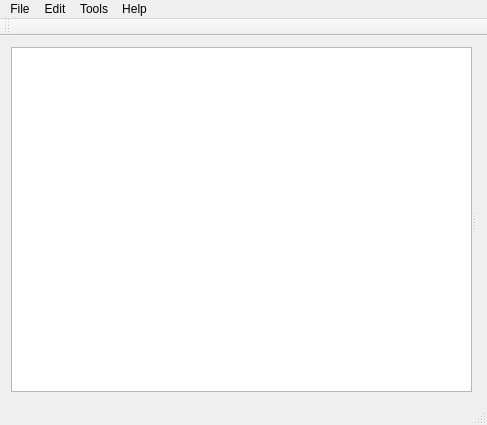
Old version of the form sources/mainwindow.ui in the repository jose94752/ClipEdit.
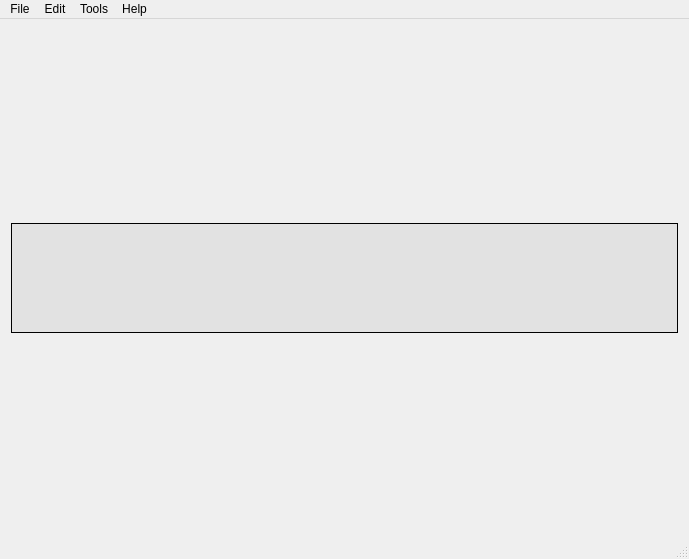
New version of the form. Icons and pictures are not drawn. Custom widgets are drawn as their Qt base class.

The edit to the form file:
```diff
--- a/sources/mainwindow.ui
+++ b/sources/mainwindow.ui
@@ -6,43 +6,228 @@
    <rect>
     <x>0</x>
     <y>0</y>
-    <width>487</width>
-    <height>425</height>
+    <width>689</width>
+    <height>559</height>
    </rect>
   </property>
   <property name="windowTitle">
    <string>ClipEdit</string>
   </property>
   <widget class="QWidget" name="centralWidget">
-   <layout class="QVBoxLayout" name="verticalLayout">
+   <layout class="QVBoxLayout" name="centralLayout">
     <item>
-     <widget class="QSplitter" name="splitter">
-      <property name="orientation">
-       <enum>Qt::Horizontal</enum>
+     <widget class="QFrame" name="main_menu">
+      <property name="sizePolicy">
+       <sizepolicy hsizetype="Preferred" vsizetype="Fixed">
+        <horstretch>0</horstretch>
+        <verstretch>0</verstretch>
+       </sizepolicy>
       </property>
-      <widget class="QGraphicsView" name="graphicsView">
-       <property name="minimumSize">
-        <size>
-         <width>400</width>
-         <height>0</height>
-        </size>
+      <property name="minimumSize">
+       <size>
+        <width>0</width>
+        <height>110</height>
+       </size>
+      </property>
+      <property name="maximumSize">
+       <size>
+        <width>16777215</width>
+        <height>110</height>
+       </size>
+      </property>
+      <property name="styleSheet">
+       <string notr="true">border-color:#d2d2d2;background-color:#E2E2E2;</string>
+      </property>
+      <property name="frameShape">
+       <enum>QFrame::Box</enum>
+      </property>
+      <property name="frameShadow">
+       <enum>QFrame::Plain</enum>
+      </property>
+      <layout class="QVBoxLayout" name="menu_layout">
+       <property name="spacing">
+        <number>0</number>
        </property>
-      </widget>
-      <widget class="QStackedWidget" name="stackedWidget">
-       <property name="currentIndex">
-        <number>9</number>
-        <number>1</number>
+       <property name="leftMargin">
+        <number>12</number>
        </property>
-       <widget class="QWidget" name="Arrows"/>
-       <widget class="FormCharts" name="Charts"/>
-       <widget class="QWidget" name="Cliparts"/>
-       <widget class="QWidget" name="Layers"/>
-       <widget class="QWidget" name="NumberedBullets"/>
-       <widget class="QWidget" name="Pictures"/>
-       <widget class="QWidget" name="ReadWriteExports"/>
-       <widget class="QWidget" name="ScreenShots"/>
-       <widget class="FormTextBoxes" name="TextBoxes"/>
-      </widget>
+       <property name="topMargin">
+        <number>8</number>
+       </property>
+       <property name="rightMargin">
+        <number>12</number>
+       </property>
+       <property name="bottomMargin">
+        <number>8</number>
+       </property>
+       <item>
+        <widget class="QWidget" name="inner_main_menu" native="true">
+         <layout class="QHBoxLayout" name="horizontalLayout">
+          <property name="leftMargin">
+           <number>0</number>
+          </property>
+          <property name="topMargin">
+           <number>0</number>
+          </property>
+          <property name="rightMargin">
+           <number>0</number>
+          </property>
+          <property name="bottomMargin">
+           <number>0</number>
+          </property>
+          <item>
+           <widget class="One_Menu_Button" name="button_arrow" native="true"/>
+          </item>
+          <item>
+           <spacer name="menu_spacer01">
+            <property name="orientation">
+             <enum>Qt::Horizontal</enum>
+            </property>
+            <property name="sizeType">
+             <enum>QSizePolicy::Fixed</enum>
+            </property>
+            <property name="sizeHint" stdset="0">
+             <size>
+              <width>8</width>
+              <height>20</height>
+             </size>
+            </property>
+           </spacer>
+          </item>
+          <item>
+           <widget class="One_Menu_Button" name="button_chart" native="true"/>
+          </item>
+          <item>
+           <spacer name="menu_spacer02">
+            <property name="orientation">
+             <enum>Qt::Horizontal</enum>
+            </property>
+            <property name="sizeType">
+             <enum>QSizePolicy::Fixed</enum>
+            </property>
+            <property name="sizeHint" stdset="0">
+             <size>
+              <width>8</width>
+              <height>20</height>
+             </size>
+            </property>
+           </spacer>
+          </item>
+          <item>
+           <widget class="One_Menu_Button" name="button_bullet" native="true"/>
+          </item>
+          <item>
+           <spacer name="menu_spacer03">
+            <property name="orientation">
+             <enum>Qt::Horizontal</enum>
+            </property>
+            <property name="sizeType">
+             <enum>QSizePolicy::Fixed</enum>
+            </property>
+            <property name="sizeHint" stdset="0">
+             <size>
+              <width>8</width>
+              <height>20</height>
+             </size>
+            </property>
+           </spacer>
+          </item>
+          <item>
+           <widget class="One_Menu_Button" name="button_clipart" native="true"/>
+          </item>
+          <item>
+           <spacer name="menu_spacer04">
+            <property name="orientation">
+             <enum>Qt::Horizontal</enum>
+            </property>
+            <property name="sizeType">
+             <enum>QSizePolicy::Fixed</enum>
+            </property>
+            <property name="sizeHint" stdset="0">
+             <size>
+              <width>8</width>
+              <height>20</height>
+             </size>
+            </property>
+           </spacer>
+          </item>
+          <item>
+           <widget class="One_Menu_Button" name="button_picture" native="true"/>
+          </item>
+          <item>
+           <spacer name="menu_spacer05">
+            <property name="orientation">
+             <enum>Qt::Horizontal</enum>
+            </property>
+            <property name="sizeType">
+             <enum>QSizePolicy::Fixed</enum>
+            </property>
+            <property name="sizeHint" stdset="0">
+             <size>
+              <width>8</width>
+              <height>20</height>
+             </size>
+            </property>
+           </spacer>
+          </item>
+          <item>
+           <widget class="One_Menu_Button" name="button_textbox" native="true"/>
+          </item>
+          <item>
+           <spacer name="menu_spacer06">
+            <property name="orientation">
+             <enum>Qt::Horizontal</enum>
+            </property>
+            <property name="sizeType">
+             <enum>QSizePolicy::Fixed</enum>
+            </property>
+            <property name="sizeHint" stdset="0">
+             <size>
+              <width>8</width>
+              <height>20</height>
+             </size>
+            </property>
+           </spacer>
+          </item>
+          <item>
+           <widget class="One_Menu_Button" name="button_screenshot" native="true"/>
+          </item>
+          <item>
+           <spacer name="menu_spacer07">
+            <property name="orientation">
+             <enum>Qt::Horizontal</enum>
+            </property>
+            <property name="sizeType">
+             <enum>QSizePolicy::Fixed</enum>
+            </property>
+            <property name="sizeHint" stdset="0">
+             <size>
+              <width>8</width>
+              <height>20</height>
+             </size>
+            </property>
+           </spacer>
+          </item>
+          <item>
+           <widget class="One_Menu_Button" name="button_layers" native="true"/>
+          </item>
+          <item>
+           <spacer name="menu_spacer08">
+            <property name="orientation">
+             <enum>Qt::Horizontal</enum>
+            </property>
+            <property name="sizeHint" stdset="0">
+             <size>
+              <width>40</width>
+              <height>20</height>
+             </size>
+            </property>
+           </spacer>
+          </item>
+         </layout>
+        </widget>
+       </item>
+      </layout>
      </widget>
     </item>
    </layout>
@@ -52,8 +237,8 @@
     <rect>
      <x>0</x>
      <y>0</y>
-     <width>487</width>
-     <height>22</height>
+     <width>689</width>
+     <height>26</height>
     </rect>
    </property>
    <widget class="QMenu" name="menufile">
@@ -66,6 +251,17 @@
     <addaction name="actionExports"/>
     <addaction name="actionQuit"/>
    </widget>
+   <widget class="QMenu" name="menuHelp">
+    <property name="title">
+     <string>Help</string>
+    </property>
+    <addaction name="actionAbout"/>
+   </widget>
+   <widget class="QMenu" name="menuEdit">
+    <property name="title">
+     <string>Edit</string>
+    </property>
+   </widget>
    <widget class="QMenu" name="menuTools">
     <property name="title">
      <string>Tools</string>
@@ -87,30 +283,11 @@
     <addaction name="separator"/>
     <addaction name="actionLayers"/>
    </widget>
-   <widget class="QMenu" name="menuHelp">
-    <property name="title">
-     <string>Help</string>
-    </property>
-    <addaction name="actionAbout"/>
-   </widget>
-   <widget class="QMenu" name="menuEdit">
-    <property name="title">
-     <string>Edit</string>
-    </property>
-   </widget>
    <addaction name="menufile"/>
    <addaction name="menuEdit"/>
    <addaction name="menuTools"/>
    <addaction name="menuHelp"/>
   </widget>
-  <widget class="QToolBar" name="mainToolBar">
-   <attribute name="toolBarArea">
-    <enum>TopToolBarArea</enum>
-   </attribute>
-   <attribute name="toolBarBreak">
-    <bool>false</bool>
-   </attribute>
-  </widget>
   <widget class="QStatusBar" name="statusBar"/>
   <action name="actionSave">
    <property name="text">
@@ -261,15 +438,9 @@
  <layoutdefault spacing="6" margin="11"/>
  <customwidgets>
   <customwidget>
-   <class>FormTextBoxes</class>
+   <class>One_Menu_Button</class>
    <extends>QWidget</extends>
-   <header>formtextboxes.h</header>
-   <container>1</container>
-  </customwidget>
-  <customwidget>
-   <class>FormCharts</class>
-   <extends>QWidget</extends>
-   <header>formcharts.h</header>
+   <header>Components/one_menu_button.h</header>
    <container>1</container>
   </customwidget>
  </customwidgets>
```
